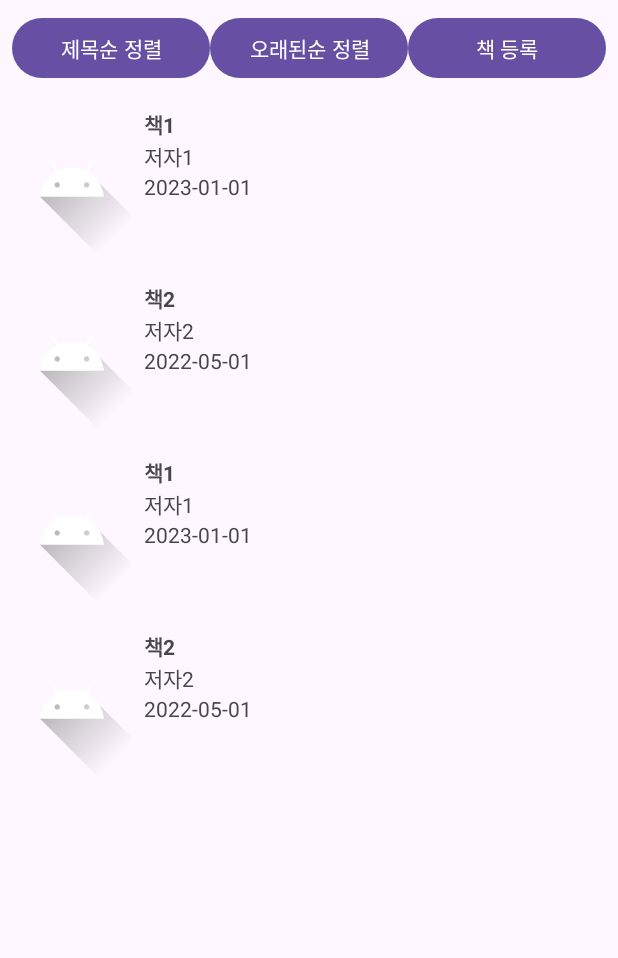
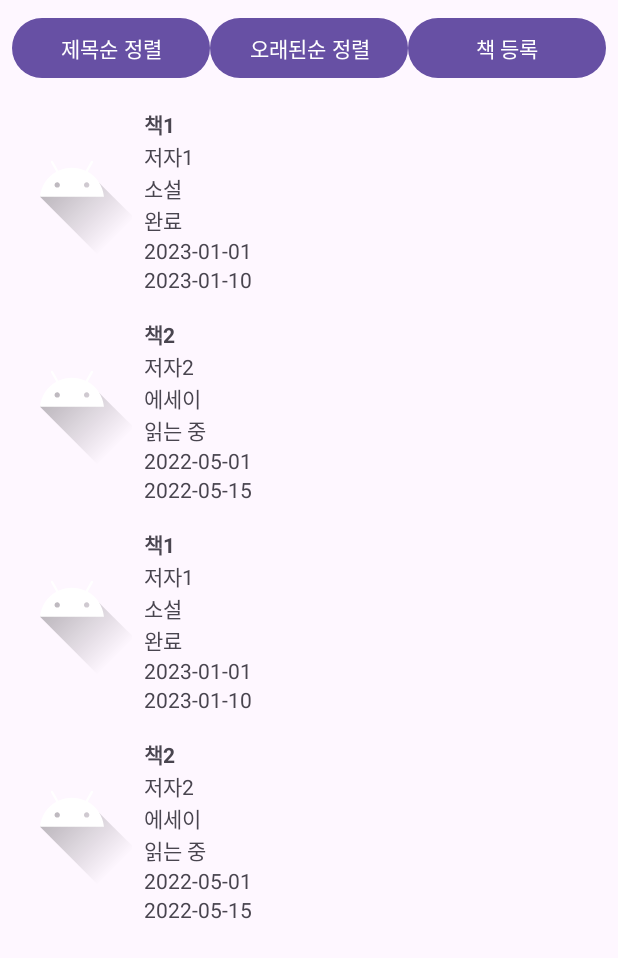
Before and after one commit to Bookcord-Mobile-Programming/Follow-the-Book-Path, an Android app: the LibraryActivity screen opened directly, with no data from a screen before it, on a phone screen of 412 x 824 dp. Shown: the top 958 px of the screen. Run offline under Robolectric (Android 15) with nearby library versions, the phone set to English and light mode, and no system bars.

Commit message:
startDate, endDate 추가, UI 수정

```diff
--- a/app/src/main/java/com/example/follow_the_book_path/Book.java
+++ b/app/src/main/java/com/example/follow_the_book_path/Book.java
@@ -5,18 +5,21 @@ public class Book {
     private String title; //책제목
     private String author; //저자
     private String genre; // 장르
-    private Date date; // 날짜를 Date 객체로 저장
+    private Date startDate; // 읽기 시작 날짜
+    private Date endDate; // 완독 날짜
     private String status; //읽은 상태
     private int imageResId; //책 이미지
 
-    public Book(String title, String author, String genre, Date date, String status, int imageResId) {
+    public Book(String title, String author, String genre, Date startDate, Date endDate, String status, int imageResId) {
         this.title = title;
         this.author = author;
-        this.genre = this.genre;
-        this.date = date;
-        this.status = this.status; //읽은 상태
+        this.genre = genre;
+        this.startDate = startDate;
+        this.endDate = endDate;
+        this.status = status;
         this.imageResId = imageResId;
     }
+
 
     public String getTitle() {
         return title;
@@ -30,9 +33,8 @@ public class Book {
         return genre;
     }
 
-    public Date getDate() {
-        return date;
-    }
+    public Date getStartDate() { return startDate; }
+    public Date getEndDate() { return endDate; }
 
     public String getStatus() {
         return status;
--- a/app/src/main/java/com/example/follow_the_book_path/BookAdapter.java
+++ b/app/src/main/java/com/example/follow_the_book_path/BookAdapter.java
@@ -30,16 +30,18 @@ public class BookAdapter extends RecyclerView.Adapter<BookAdapter.BookViewHolder
     public void onBindViewHolder(@NonNull BookViewHolder holder, int position) {
         Book book = bookList.get(position);
 
-        // 제목, 저자, 이미지 설정
         holder.titleTextView.setText(book.getTitle());
         holder.authorTextView.setText(book.getAuthor());
+        holder.genreTextView.setText(book.getGenre());
+        holder.statusTextView.setText(book.getStatus());
         holder.bookImageView.setImageResource(book.getImageResId());
 
-        // 날짜 형식 변환 및 설정
-        SimpleDateFormat sdf = new SimpleDateFormat("yyyy-MM-dd"); // 날짜 형식
-        String formattedDate = sdf.format(book.getDate()); // Date 객체 -> 문자열
-        holder.dateTextView.setText(formattedDate);
+        // 날짜 설정
+        SimpleDateFormat sdf = new SimpleDateFormat("yyyy-MM-dd");
+        holder.startDateTextView.setText(sdf.format(book.getStartDate()));
+        holder.endDateTextView.setText(sdf.format(book.getEndDate()));
     }
+
 
     @Override
     public int getItemCount() {
@@ -48,15 +50,20 @@ public class BookAdapter extends RecyclerView.Adapter<BookAdapter.BookViewHolder
 
     // ViewHolder 클래스
     static class BookViewHolder extends RecyclerView.ViewHolder {
-        TextView titleTextView, authorTextView, dateTextView;
+        TextView titleTextView, authorTextView, genreTextView, statusTextView;
+        TextView startDateTextView, endDateTextView;
         ImageView bookImageView;
 
         public BookViewHolder(@NonNull View itemView) {
             super(itemView);
             titleTextView = itemView.findViewById(R.id.title_text_view);
             authorTextView = itemView.findViewById(R.id.author_text_view);
-            dateTextView = itemView.findViewById(R.id.date_text_view);
+            genreTextView = itemView.findViewById(R.id.genre_text_view);
+            statusTextView = itemView.findViewById(R.id.status_text_view);
+            startDateTextView = itemView.findViewById(R.id.start_date_text_view);
+            endDateTextView = itemView.findViewById(R.id.end_date_text_view);
             bookImageView = itemView.findViewById(R.id.book_image_view);
         }
     }
+
 }
--- a/app/src/main/java/com/example/follow_the_book_path/DatabaseHelper.java
+++ b/app/src/main/java/com/example/follow_the_book_path/DatabaseHelper.java
@@ -32,7 +32,8 @@ public class DatabaseHelper extends SQLiteOpenHelper {
                 "bookName TEXT NOT NULL, " +
                 "author TEXT NOT NULL, " +
                 "genre TEXT, " +
-                "Date DATE, " +
+                "startDate DATE, " +  // 시작 날짜
+                "endDate DATE, " +    // 완료 날짜
                 "status TEXT, " +
                 "imageResId INTEGER, " +  // 이미지 리소스 추가
                 "userId INTEGER NOT NULL, " +
--- a/app/src/main/java/com/example/follow_the_book_path/LibraryActivity.java
+++ b/app/src/main/java/com/example/follow_the_book_path/LibraryActivity.java
@@ -48,10 +48,10 @@ public class LibraryActivity extends AppCompatActivity {
             bookAdapter.notifyDataSetChanged();
         });
 
-        Button sortDateButton = findViewById(R.id.sort_date_button);
-        sortDateButton.setOnClickListener(v -> {
-            // 날짜순 정렬
-            bookList.sort((b1, b2) -> b1.getDate().compareTo(b2.getDate()));
+        Button sortStartDateButton = findViewById(R.id.sort_date_button);
+        sortStartDateButton.setOnClickListener(v -> {
+            // 시작 날짜순 정렬
+            bookList.sort((b1, b2) -> b1.getStartDate().compareTo(b2.getStartDate()));
             bookAdapter.notifyDataSetChanged();
         });
     }
@@ -74,12 +74,14 @@ public class LibraryActivity extends AppCompatActivity {
                     int imageResId = cursor.getInt(cursor.getColumnIndexOrThrow("imageResId"));
 
                     // 날짜 변환
-                    String dateStr = cursor.getString(cursor.getColumnIndexOrThrow("Date"));
+                    String startDateStr = cursor.getString(cursor.getColumnIndexOrThrow("startDate"));
+                    String endDateStr = cursor.getString(cursor.getColumnIndexOrThrow("endDate"));
                     SimpleDateFormat sdf = new SimpleDateFormat("yyyy-MM-dd");
-                    Date date = sdf.parse(dateStr);
+                    Date startDate = startDateStr != null ? sdf.parse(startDateStr) : null;
+                    Date endDate = endDateStr != null ? sdf.parse(endDateStr) : null;
 
                     // 리스트에 추가
-                    bookList.add(new Book(title, author, genre, date, status, imageResId));
+                    bookList.add(new Book(title, author, genre, startDate, endDate, status, imageResId));
                 } catch (Exception e) {
                     Log.e("LibraryActivity", "Error parsing book data", e);
                 }
@@ -97,9 +99,9 @@ public class LibraryActivity extends AppCompatActivity {
         DatabaseHelper dbHelper = new DatabaseHelper(this);
         SQLiteDatabase db = dbHelper.getWritableDatabase();
 
-        db.execSQL("INSERT INTO book (bookName, author, genre, Date, status, imageResId, userId) VALUES " +
-                "('책1', '저자1', '소설', '2023-01-01', '완료', " + R.drawable.ic_launcher_foreground + ", 1), " +
-                "('책2', '저자2', '에세이', '2022-05-01', '읽는 중', " + R.drawable.ic_launcher_foreground + ", 1);");
+        db.execSQL("INSERT INTO book (bookName, author, genre, startDate, endDate, status, imageResId, userId) VALUES " +
+                "('책1', '저자1', '소설', '2023-01-01', '2023-01-10', '완료', " + R.drawable.ic_launcher_foreground + ", 1), " +
+                "('책2', '저자2', '에세이', '2022-05-01', '2022-05-15', '읽는 중', " + R.drawable.ic_launcher_foreground + ", 1);");
 
         db.close();
     }
--- a/app/src/main/res/layout/item_book.xml
+++ b/app/src/main/res/layout/item_book.xml
@@ -35,10 +35,31 @@
             android:layout_height="wrap_content"
             android:text="Author" />
 
+        <!-- 장르 -->
         <TextView
-            android:id="@+id/date_text_view"
+            android:id="@+id/genre_text_view"
             android:layout_width="match_parent"
             android:layout_height="wrap_content"
-            android:text="Date" />
+            android:text="Genre" />
+
+        <!-- 읽기 상태 -->
+        <TextView
+            android:id="@+id/status_text_view"
+            android:layout_width="match_parent"
+            android:layout_height="wrap_content"
+            android:text="Status" />
+
+        <TextView
+            android:id="@+id/start_date_text_view"
+            android:layout_width="match_parent"
+            android:layout_height="wrap_content"
+            android:text="Start Date" />
+
+        <TextView
+            android:id="@+id/end_date_text_view"
+            android:layout_width="match_parent"
+            android:layout_height="wrap_content"
+            android:text="End Date" />
+
     </LinearLayout>
 </LinearLayout>
```
Also changed, not shown: app/src/main/res/layout/activity_book_record.xml (added, +107 -0 lines).
